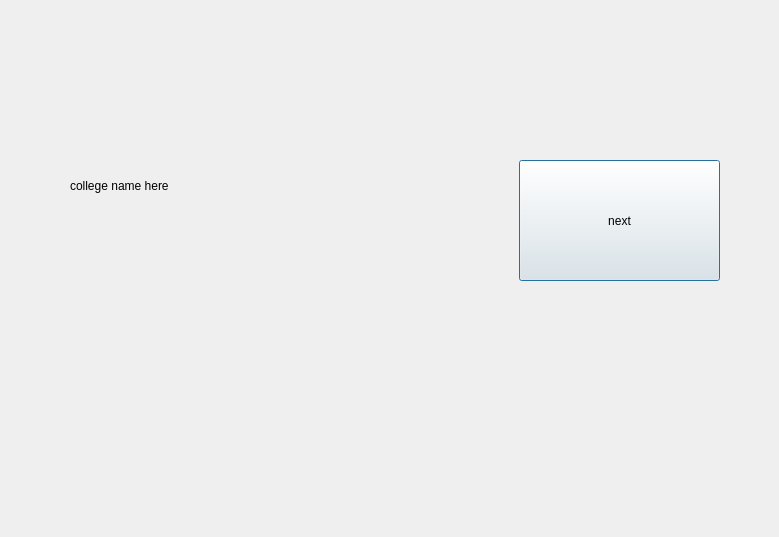
The window that BaseballTour/triptake.ui (awiswasi/WhoIsYourDatabase) describes before a commit, drawn with Qt 5.
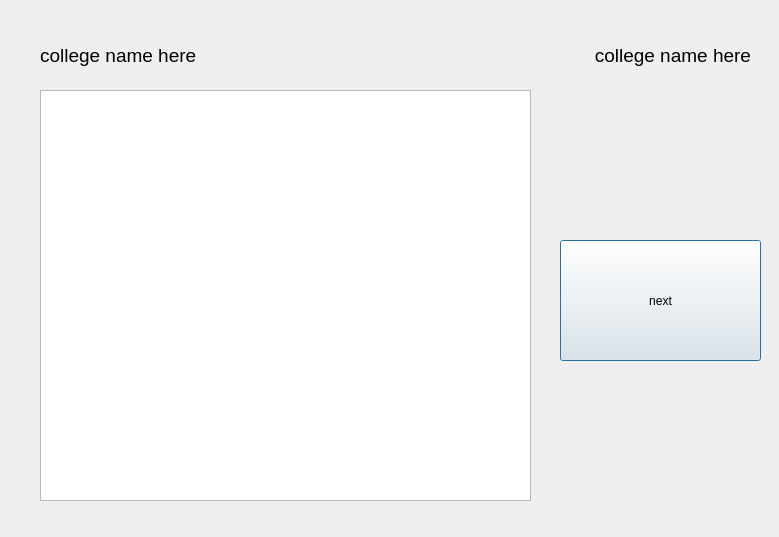
The same window after the commit.

```diff
--- a/BaseballTour/triptake.ui
+++ b/BaseballTour/triptake.ui
@@ -16,8 +16,8 @@
   <widget class="QPushButton" name="pushButton">
    <property name="geometry">
     <rect>
-     <x>519</x>
-     <y>160</y>
+     <x>560</x>
+     <y>240</y>
      <width>201</width>
      <height>121</height>
     </rect>
@@ -29,16 +29,57 @@
   <widget class="QLabel" name="label">
    <property name="geometry">
     <rect>
-     <x>70</x>
-     <y>160</y>
-     <width>321</width>
+     <x>40</x>
+     <y>30</y>
+     <width>341</width>
      <height>51</height>
     </rect>
    </property>
+   <property name="font">
+    <font>
+     <pointsize>14</pointsize>
+    </font>
+   </property>
    <property name="text">
     <string>college name here</string>
    </property>
   </widget>
+  <widget class="QTableView" name="tableView">
+   <property name="geometry">
+    <rect>
+     <x>40</x>
+     <y>90</y>
+     <width>491</width>
+     <height>411</height>
+    </rect>
+   </property>
+   <property name="font">
+    <font>
+     <pointsize>15</pointsize>
+    </font>
+   </property>
+  </widget>
+  <widget class="QLabel" name="label_stadium">
+   <property name="geometry">
+    <rect>
+     <x>390</x>
+     <y>30</y>
+     <width>361</width>
+     <height>51</height>
+    </rect>
+   </property>
+   <property name="font">
+    <font>
+     <pointsize>14</pointsize>
+    </font>
+   </property>
+   <property name="layoutDirection">
+    <enum>Qt::RightToLeft</enum>
+   </property>
+   <property name="text">
+    <string>&lt;html&gt;&lt;head/&gt;&lt;body&gt;&lt;p align=&quot;right&quot;&gt;college name here&lt;/p&gt;&lt;/body&gt;&lt;/html&gt;</string>
+   </property>
+  </widget>
  </widget>
  <resources/>
  <connections/>
```
Left out of the diff: 4 changed lines with no effect on the pictures.
